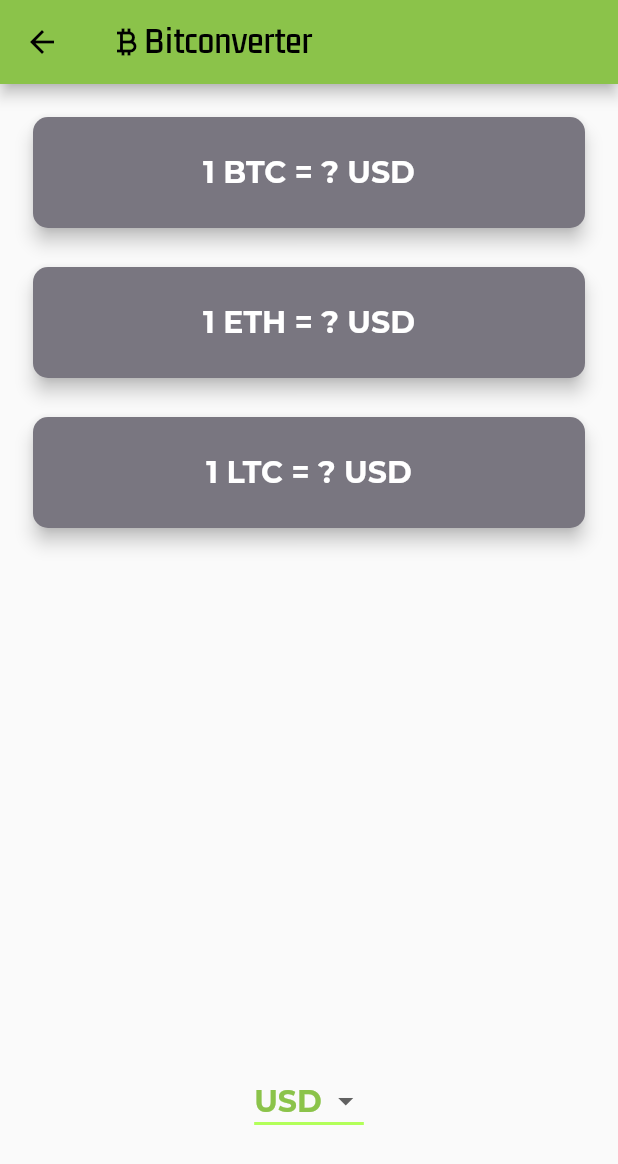
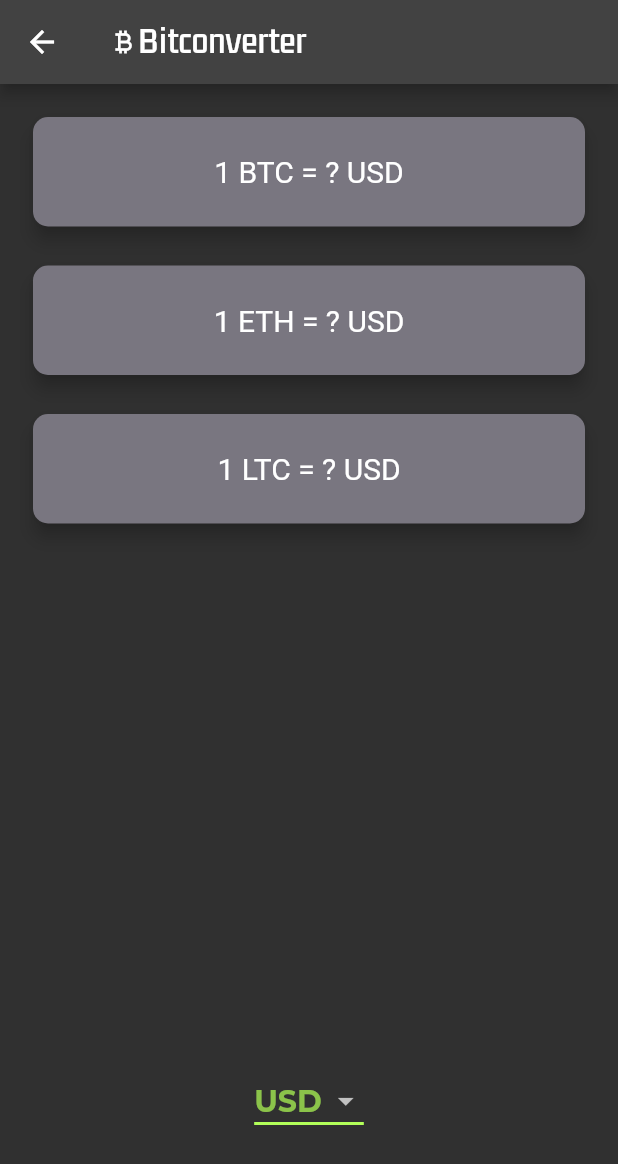
Before and after one commit to pmontecchiarini/bitconvert, a Flutter app: the screen it shows after launch, after a tap on "Convert", on a phone screen of 412 x 824 dp. Shown: the top 1164 px of the screen. Run offline on Flutter 3.47's test engine with Material 2 defaults, Android fonts, the phone set to English and light mode, and no system bars; our stand-ins replace flutter_dotenv; network calls fail.

Commit message:
Switch dark or light theme

```diff
--- /dev/null
+++ b/lib/blocs/theme_bloc.dart
@@ -0,0 +1,16 @@
+import 'package:flutter/material.dart';
+
+class ThemeChanger with ChangeNotifier {
+  //the underscore makes the property private and can only be used in this class
+  ThemeData _themeData;
+
+  //Constructor that recives the theme data
+  ThemeChanger(this._themeData);
+
+  getTheme() => _themeData;
+
+  setTheme(ThemeData theme) {
+    _themeData = theme;
+    notifyListeners();
+  }
+}
--- a/lib/coin_data.dart
+++ b/lib/coin_data.dart
@@ -1,5 +1,4 @@
 import 'dart:convert';
-import 'package:flutter/rendering.dart';
 import 'package:http/http.dart' as http;
 import 'package:flutter_dotenv/flutter_dotenv.dart';
 
--- a/lib/main.dart
+++ b/lib/main.dart
@@ -1,8 +1,10 @@
+import 'package:bitconvert/blocs/theme_bloc.dart';
 import 'package:bitconvert/screens/price_screen.dart';
 import 'package:bitconvert/screens/welcome_screen.dart';
 import 'package:flutter/material.dart';
-import './screens/price_screen.dart';
 import 'package:flutter_dotenv/flutter_dotenv.dart';
+import 'package:provider/provider.dart';
+import 'blocs/theme_bloc.dart';
 
 Future main() async {
   await dotenv.load();
@@ -13,18 +15,28 @@ class MyApp extends StatelessWidget {
   const MyApp({Key? key}) : super(key: key);
   @override
   Widget build(BuildContext context) {
+    return ChangeNotifierProvider(
+      create: (_) => ThemeChanger(ThemeData.dark()),
+      builder: (context, child) {
+        return MaterialAppWithTheme();
+      },
+    );
+  }
+}
+
+class MaterialAppWithTheme extends StatelessWidget {
+  const MaterialAppWithTheme({
+    Key? key,
+  }) : super(key: key);
+
+  @override
+  Widget build(BuildContext context) {
+    final theme = Provider.of<ThemeChanger>(context);
     return MaterialApp(
         title: 'Bitconverter',
-        theme: ThemeData(
-          colorScheme: ColorScheme.fromSwatch(
-            primarySwatch: Colors.lightGreen,
-          ),
-          textTheme: const TextTheme(
-              bodyText2: TextStyle(
-                  fontFamily: 'Monserrat',
-                  fontSize: 20.0,
-                  fontWeight: FontWeight.bold)),
-        ),
+        theme: theme.getTheme(),
+        //This will make the app switch to dark mode according to the system preferences.
+        //darkTheme: ThemeData.dark(),
         initialRoute: WelcomeScreen.id,
         routes: {
           WelcomeScreen.id: ((context) => WelcomeScreen()),
--- a/lib/screens/price_screen.dart
+++ b/lib/screens/price_screen.dart
@@ -13,6 +13,13 @@ class PriceScreen extends StatefulWidget {
 
 class _PriceScreenState extends State<PriceScreen> {
 
+  @override
+  void setState(VoidCallback fn) {
+    if (mounted) {
+      super.setState(fn);
+    }
+  }
+
   String selectedCurrency = 'USD';
 
   Map<String, String> coinValues = {};
@@ -25,7 +32,6 @@ class _PriceScreenState extends State<PriceScreen> {
       isloading = false;
       setState(() {
         coinValues = data;
-        print(coinValues);
       });
     } catch (e) {
       print(e);
@@ -64,10 +70,13 @@ class _PriceScreenState extends State<PriceScreen> {
           tag: 'logo',
           child: Row(
             children: const [
-              Icon(Icons.currency_bitcoin),
-              Text('Bitconverter',
-                style: TextStyle(
-                fontFamily: 'KdamThmorPro'
+              Flexible(
+                  flex: 1, child: Icon(Icons.currency_bitcoin, size: 20.0)),
+              Flexible(
+                flex: 3,
+                child: Text(
+                  'Bitconverter',
+                  style: TextStyle(fontFamily: 'KdamThmorPro', fontSize: 20.0),
                 ),
               ),
             ],
--- a/lib/screens/welcome_screen.dart
+++ b/lib/screens/welcome_screen.dart
@@ -1,30 +1,59 @@
 import 'package:flutter/material.dart';
 import './price_screen.dart';
+import '../blocs/theme_bloc.dart';
+import 'package:provider/provider.dart';
 
-class WelcomeScreen extends StatelessWidget {
+class WelcomeScreen extends StatefulWidget {
   static String id = 'welcome_screen';
 
   const WelcomeScreen({Key? key}) : super(key: key);
 
   @override
+  State<WelcomeScreen> createState() => _WelcomeScreenState();
+}
+
+class _WelcomeScreenState extends State<WelcomeScreen> {
+  bool isDark = false;
+
+  @override
   Widget build(BuildContext context) {
+    final theme = Provider.of<ThemeChanger>(context);
     return Scaffold(
       body: Center(
         child: Column(
           mainAxisAlignment: MainAxisAlignment.center,
           children: [
-
+            Row(
+              children: [
+                Text('Dark theme:'),
+                Switch(
+                    value: isDark,
+                    activeColor: Colors.lightBlueAccent,
+                    onChanged: (value) {
+                      isDark
+                          ? theme.setTheme(ThemeData())
+                          : theme.setTheme(ThemeData.dark());
+                      setState(() {
+                        isDark = value;
+                      });
+                    }),
+              ],
+            ),
             Hero(
               tag: 'logo',
               child: Row(
                 mainAxisAlignment: MainAxisAlignment.center,
                 children: const [
-                  Icon(Icons.currency_bitcoin, size: 60.0),
-                  Text('BITCONVERTER',
-                style: TextStyle(
-                    fontFamily: 'KdamThmorPro',
-                    fontSize: 40.0),
-              ),
+                  Flexible(
+                      flex: 1, child: Icon(Icons.currency_bitcoin, size: 60.0)),
+                  Flexible(
+                    flex: 3,
+                    child: Text(
+                      'BITCONVERTER',
+                      style:
+                          TextStyle(fontFamily: 'KdamThmorPro', fontSize: 40.0),
+                    ),
+                  ),
                 ],
               ),
             ),
@@ -36,10 +65,9 @@ class WelcomeScreen extends StatelessWidget {
               onPressed: () {
                 Navigator.pushNamed(context, PriceScreen.id);
               },
-              child: Text('Convert',
-                style: TextStyle(
-                  fontSize: 20.0
-                ),
+              child: Text(
+                'Convert',
+                style: TextStyle(fontSize: 20.0),
               ),
             ),
           ],
--- a/pubspec.yaml
+++ b/pubspec.yaml
@@ -31,6 +31,8 @@ dependencies:
     sdk: flutter
   http: ^0.13.4
   flutter_dotenv: ^5.0.2
+  provider: ^6.0.3
+  shared_preferences: ^0.5.8
 
 
   # The following adds the Cupertino Icons font to your application.
```
Also changed, not shown: pubspec.lock, 1 other file.
